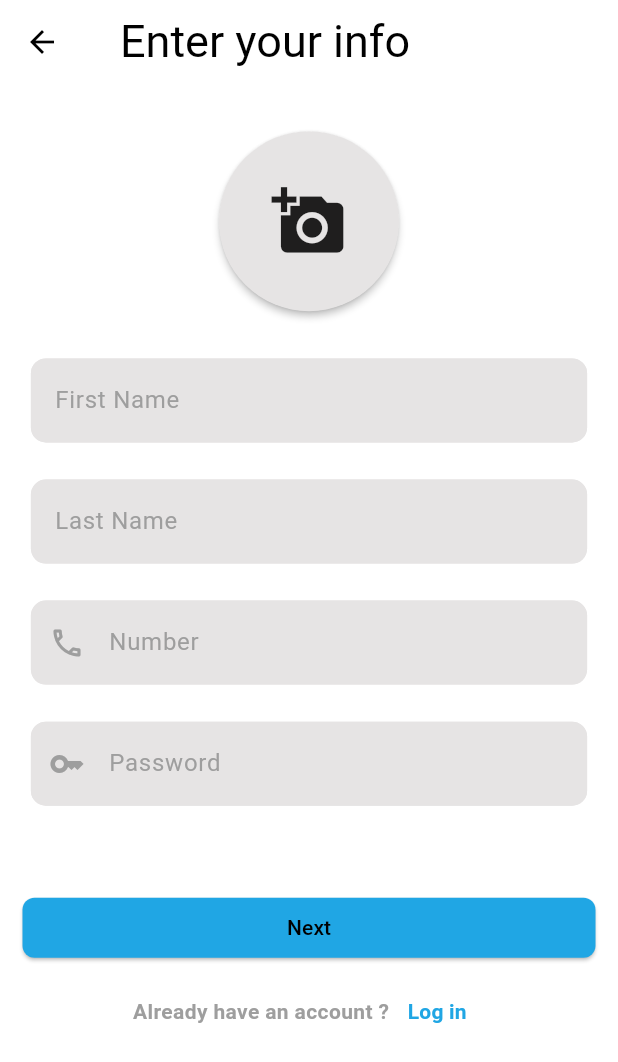
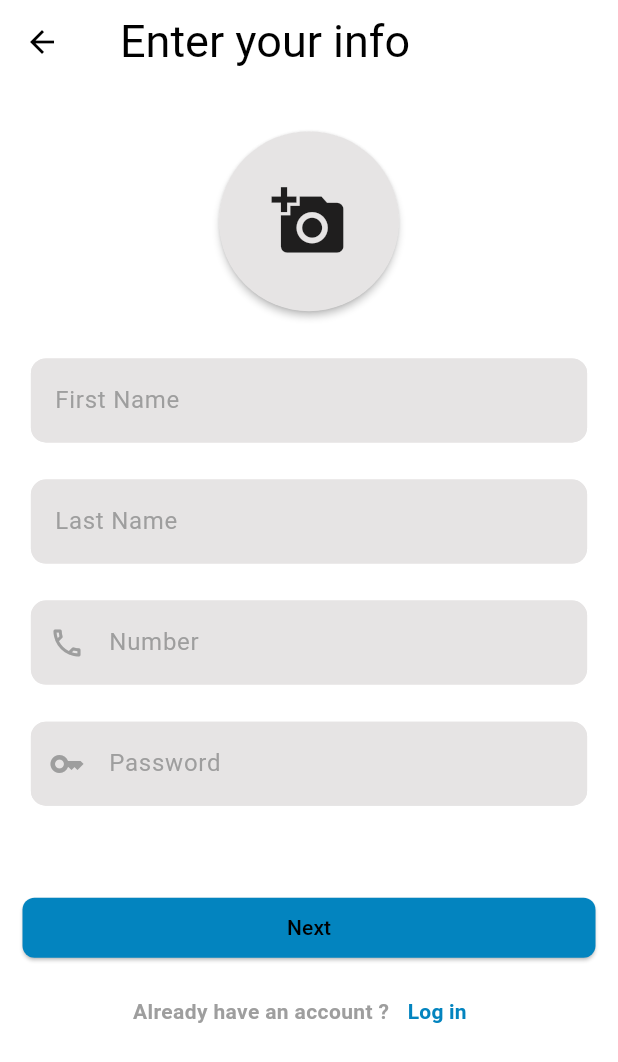
Before and after one commit to Dada6x/SpeedOrder-Mobile-delivery-app, a Flutter app: the LoginPage screen opened directly, after a tap on the "sunny" icon, after a tap on "Sign Up", on a phone screen of 412 x 824 dp. Shown: the top 1062 px of the screen. Run offline on Flutter 3.47's test engine with Material 3 defaults, Android fonts, the phone set to English and light mode, and no system bars; our stand-ins replace curved_navigation_bar, get, image_picker, like_button, lottie, shared_preferences and 2 more; missing offline and left inert: awesome_icons; accounts and stored records are empty; network calls fail; statements that could not run were skipped.

Commit message:
some extra changes in code

```diff
--- a/lib/Auth/Login_Page.dart
+++ b/lib/Auth/Login_Page.dart
@@ -5,7 +5,6 @@ import 'package:mamamia_uniproject/Auth/SignUpPage.dart';
 import 'package:mamamia_uniproject/components/Button.dart';
 import 'package:mamamia_uniproject/components/categories_icons.dart';
 import 'package:mamamia_uniproject/components/language_toggle_button_icon.dart';
-import 'package:mamamia_uniproject/components/normal_appbar.dart';
 import 'package:mamamia_uniproject/main_page.dart';
 import 'package:mamamia_uniproject/Auth/model.dart';
 import 'package:http/http.dart' as http;
@@ -31,7 +30,6 @@ class SigninPageState extends State<LoginPage> {
         init: Model(),
         builder: (controller) => Scaffold(
               resizeToAvoidBottomInset: false,
-              // appBar: NormalAppBar("Welcome !".tr),
               appBar: AppBar(
                 title: Text(
                   "Welcome !".tr,
--- a/lib/Auth/SignUpPage.dart
+++ b/lib/Auth/SignUpPage.dart
@@ -6,7 +6,6 @@ import 'package:mamamia_uniproject/Auth/Login_Page.dart';
 import 'package:mamamia_uniproject/Auth/location/setLocation.dart';
 import 'package:mamamia_uniproject/components/Button.dart';
 import 'package:mamamia_uniproject/components/normal_appbar.dart';
-import 'package:mamamia_uniproject/main_page.dart';
 import 'package:mamamia_uniproject/Auth/model.dart';
 
 class SignupPage extends StatefulWidget {
--- a/lib/Auth/location/setLocation.dart
+++ b/lib/Auth/location/setLocation.dart
@@ -2,7 +2,7 @@ import 'package:flutter/material.dart';
 import 'package:get/get.dart';
 import 'package:lottie/lottie.dart';
 import 'package:mamamia_uniproject/Auth/location/allsetup.dart';
-import 'package:mamamia_uniproject/main_page.dart';
+
 
 class SettingLocation extends StatelessWidget {
   const SettingLocation({super.key});
--- a/lib/Screens/payment_page.dart
+++ b/lib/Screens/payment_page.dart
@@ -3,10 +3,9 @@ import 'package:get/get.dart';
 import 'package:mamamia_uniproject/Auth/model.dart';
 import 'package:mamamia_uniproject/Controllers/cart_controller.dart';
 import 'package:mamamia_uniproject/Controllers/credit_card_controller.dart';
-import 'package:mamamia_uniproject/components/Button.dart';
 import 'package:mamamia_uniproject/components/credit_card.dart';
 import 'package:mamamia_uniproject/components/normal_appbar.dart';
-import 'package:mamamia_uniproject/main_page.dart';
+
 
 class PaymentPage extends StatelessWidget {
   PaymentPage({super.key});
--- a/lib/Screens/profile_page.dart
+++ b/lib/Screens/profile_page.dart
@@ -3,10 +3,8 @@ import 'package:get/get.dart';
 import 'package:mamamia_uniproject/Screens/profile_screens/help_center.dart';
 import 'package:mamamia_uniproject/Screens/profile_screens/settings_page.dart';
 import 'package:mamamia_uniproject/components/normal_appbar.dart';
+import 'package:mamamia_uniproject/Auth/Login_Page.dart';
 
-import 'package:mamamia_uniproject/main_page.dart';
-import 'package:mamamia_uniproject/Auth/Login_Page.dart';
-import 'package:mamamia_uniproject/theme/theme_controller.dart';
 
 class ProfilePage extends StatefulWidget {
   const ProfilePage({super.key});
--- a/lib/Screens/profile_screens/settings_page.dart
+++ b/lib/Screens/profile_screens/settings_page.dart
@@ -1,7 +1,6 @@
 import 'package:flutter/material.dart';
 import 'package:get/get.dart';
 import 'package:mamamia_uniproject/components/normal_appbar.dart';
-import 'package:mamamia_uniproject/main_page.dart';
 import 'package:mamamia_uniproject/theme/theme_controller.dart';
 
 class SettingsPage extends StatelessWidget {
@@ -20,11 +19,11 @@ class SettingsPage extends StatelessWidget {
           ProjectDivider(),
           //! changing the language button
           Padding(
-            padding: const EdgeInsets.only(left: 12,right: 12),
+            padding: const EdgeInsets.only(left: 12, right: 12),
             child: ListTile(
               leading: Icon(
                 Icons.translate,
-                  color: Theme.of(context).colorScheme.primary,
+                color: Theme.of(context).colorScheme.primary,
               ),
               title: Text(
                 "Change language".tr,
--- a/lib/components/Button.dart
+++ b/lib/components/Button.dart
@@ -1,6 +1,6 @@
 import 'package:flutter/material.dart';
 import 'package:get/get.dart';
-import 'package:mamamia_uniproject/main_page.dart';
+
 
 // this is button that takes string and width and function
 class ProjectButton extends StatelessWidget {
--- a/lib/components/Product_card_CartPage.dart
+++ b/lib/components/Product_card_CartPage.dart
@@ -2,7 +2,7 @@ import 'package:flutter/material.dart';
 import 'package:get/get.dart';
 import 'package:mamamia_uniproject/Controllers/cart_controller.dart';
 import 'package:mamamia_uniproject/components/Product_card_HomePage.dart';
-import 'package:mamamia_uniproject/main_page.dart';
+
 
 // this is the product card in the cart page it have delete button to delete it
 
--- a/lib/components/categories_icons.dart
+++ b/lib/components/categories_icons.dart
@@ -3,7 +3,7 @@ import 'package:get/get.dart';
 import 'package:mamamia_uniproject/Auth/model.dart';
 import 'package:mamamia_uniproject/Screens/Categories_page.dart';
 
-import 'package:mamamia_uniproject/main_page.dart';
+
 
 class ProjectCategoriesIcons extends StatelessWidget {
   final IconData icon;
--- a/lib/components/credit_card.dart
+++ b/lib/components/credit_card.dart
@@ -2,7 +2,7 @@ import 'package:flutter/material.dart';
 import 'package:get/get.dart';
 import 'package:mamamia_uniproject/Auth/model.dart';
 import 'package:mamamia_uniproject/Controllers/credit_card_controller.dart';
-import 'package:mamamia_uniproject/main_page.dart';
+
 
 class CreditCard extends StatelessWidget {
   const CreditCard({super.key});
--- a/lib/components/favorite_card.dart
+++ b/lib/components/favorite_card.dart
@@ -4,7 +4,7 @@ import 'package:mamamia_uniproject/Controllers/Home_Page_controller.dart';
 import 'package:mamamia_uniproject/Controllers/favoriteController.dart';
 import 'package:mamamia_uniproject/Screens/productpage.dart';
 import 'package:mamamia_uniproject/components/Product_card_HomePage.dart';
-import 'package:mamamia_uniproject/main_page.dart';
+
 
 class FavoriteCard extends StatelessWidget {
   int? indexinList;
--- a/lib/components/home_app_bar.dart
+++ b/lib/components/home_app_bar.dart
@@ -2,7 +2,7 @@ import 'package:flutter/material.dart';
 import 'package:get/get.dart';
 import 'package:mamamia_uniproject/Auth/model.dart';
 import 'package:mamamia_uniproject/Screens/profile_page.dart';
-import 'package:mamamia_uniproject/main_page.dart';
+
 
 PreferredSizeWidget ProjectAppBar_homePage() {
   return PreferredSize(
@@ -21,6 +21,7 @@ PreferredSizeWidget ProjectAppBar_homePage() {
             onTap: () => Get.to(const ProfilePage()),
             child: const CircleAvatar(
               radius: 10,
+              //! THE USER IMAGE
               backgroundImage: AssetImage('assets/images/weekend.png'),
             ),
           ),
--- a/lib/components/language_toggle_button_icon.dart
+++ b/lib/components/language_toggle_button_icon.dart
@@ -1,21 +1,24 @@
 import 'package:flutter/material.dart';
 import 'package:get/get.dart';
 import 'package:get/get_core/src/get_main.dart';
-import 'package:mamamia_uniproject/main_page.dart';
+import 'package:solar_icons/solar_icons.dart';
 
 class LanguageToggleButtonIcon extends StatelessWidget {
   const LanguageToggleButtonIcon({super.key});
 
   @override
   Widget build(BuildContext context) {
-    return IconButton(
+    return Padding(
+      padding: const EdgeInsets.all(8.0),
+      child: IconButton(
           onPressed: () {
             Locale currentLocale = Get.locale ?? const Locale("en");
             Get.updateLocale(currentLocale.languageCode == "en"
                 ? const Locale("ar")
                 : const Locale("en"));
           },
-        icon: Icon(Icons.translate_rounded,
-            color: Theme.of(context).colorScheme.primary));
+          icon: Icon(SolarIconsBold.global,
+              color: Theme.of(context).colorScheme.primary)),
+    );
   }
 }
--- a/lib/components/search_bar.dart
+++ b/lib/components/search_bar.dart
@@ -2,7 +2,7 @@ import 'package:flutter/material.dart';
 import 'package:get/get.dart';
 import 'package:mamamia_uniproject/Controllers/Home_Page_controller.dart';
 import 'package:mamamia_uniproject/components/Product_card_HomePage.dart';
-import 'package:mamamia_uniproject/main_page.dart';
+
 
 class ProjectSearchBar extends StatefulWidget {
   const ProjectSearchBar({super.key});
--- a/lib/main_page.dart
+++ b/lib/main_page.dart
@@ -27,6 +27,7 @@ class _MainPageState extends State<MainPage> {
   List<Widget> screens = [
     //removed the search page from here cuz i think this the list used for navigation bar pages
     //search screen is in search_bar.dart;
+    //yahea: Good Job !!
     const StoresPage(),
     const CartPage(),
     const Test(),
@@ -37,7 +38,7 @@ class _MainPageState extends State<MainPage> {
   @override
   Widget build(BuildContext context) {
     return Scaffold(
-        //! ########################### GET RID OF THEIS GIANT BTM NAVIGATION BAR U STUPID NIGGER  😠###########
+        //! ########################### GET RID OF THEIS GIANT BTM NAVIGATION BAR U STUPID NIGGER  ###########
         bottomNavigationBar: Directionality(
           textDirection: TextDirection.ltr,
           child: CurvedNavigationBar(
--- a/lib/theme/theme_controller.dart
+++ b/lib/theme/theme_controller.dart
@@ -1,6 +1,5 @@
 import 'package:flutter/material.dart';
 import 'package:get/get.dart';
-import 'package:mamamia_uniproject/main_page.dart';
 import 'package:mamamia_uniproject/theme/themes.dart';
 
 class ThemeController extends GetxController {
@@ -13,7 +12,7 @@ class ThemeController extends GetxController {
       Get.changeTheme(Themes().darkMode);
     }
     isDarkMode = !isDarkMode;
-    update(); // Trigger UI rebuild
+    update();
   }
 }
 
--- a/lib/theme/themes.dart
+++ b/lib/theme/themes.dart
@@ -5,7 +5,7 @@ class Themes {
       colorScheme: const ColorScheme.light(
     surface: Colors.white,
     brightness: Brightness.light,
-    primary: Color.fromARGB(255, 32, 166, 228),
+    primary: Color.fromARGB(255, 3, 132, 191),
     secondary: Color.fromARGB(255, 230, 228, 228),
   ));
 
```
Lines whose indentation alone changed are shown as unchanged.
